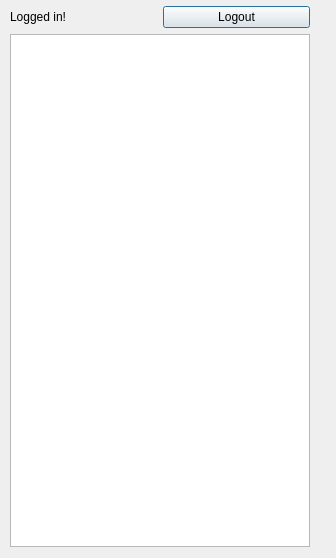
Qt form tabs/MyDriveLoggedInTab.ui (ellipsis-drive-internal/qgis-plugin) before a commit.
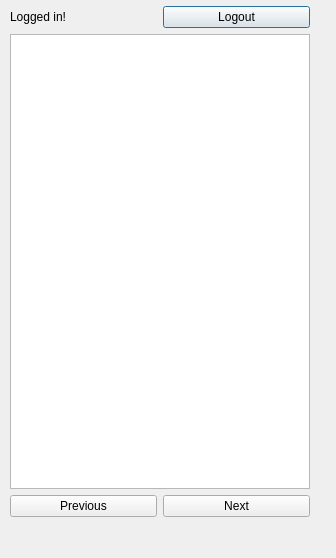
The same form after that commit.

Commit message: start implementing folder structure

What changed in the file:
```diff
--- a/tabs/MyDriveLoggedInTab.ui
+++ b/tabs/MyDriveLoggedInTab.ui
@@ -33,9 +33,23 @@
       </property>
      </widget>
     </item>
+    <item row="2" column="1">
+     <widget class="QPushButton" name="pushButton_next">
+      <property name="text">
+       <string>Next</string>
+      </property>
+     </widget>
+    </item>
     <item row="1" column="0" colspan="2">
      <widget class="QListWidget" name="listWidget_mydrive"/>
     </item>
+    <item row="2" column="0">
+     <widget class="QPushButton" name="pushButton_previous">
+      <property name="text">
+       <string>Previous</string>
+      </property>
+     </widget>
+    </item>
     <item row="0" column="0">
      <widget class="QLabel" name="label">
       <property name="text">
@@ -43,6 +57,22 @@
       </property>
      </widget>
     </item>
+    <item row="3" column="1">
+     <spacer name="verticalSpacer">
+      <property name="orientation">
+       <enum>Qt::Vertical</enum>
+      </property>
+      <property name="sizeType">
+       <enum>QSizePolicy::Fixed</enum>
+      </property>
+      <property name="sizeHint" stdset="0">
+       <size>
+        <width>20</width>
+        <height>30</height>
+       </size>
+      </property>
+     </spacer>
+    </item>
    </layout>
   </widget>
  </widget>
```
The commit also changes 1 other file.
